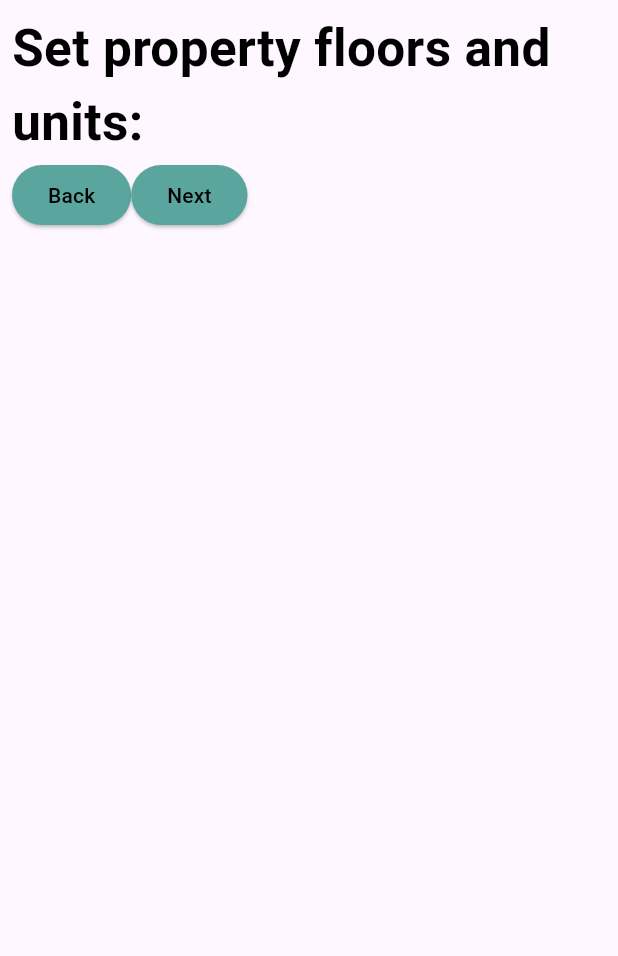
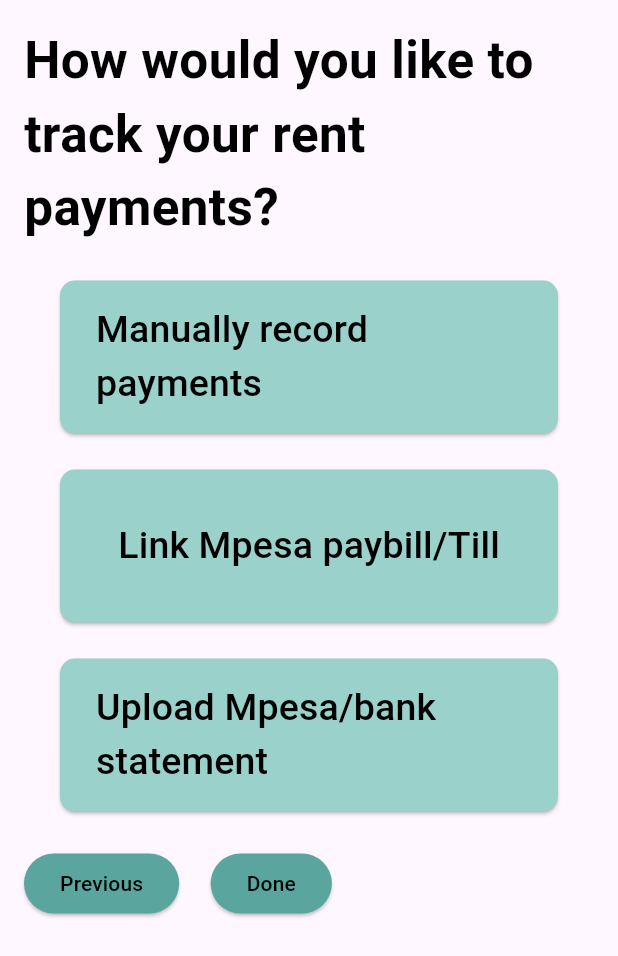
Before and after one commit to Ngambiann/Fealtyy, a Flutter app: the PropertyUnits screen opened directly, after a tap on "Next", on a phone screen of 412 x 824 dp. Shown: the top 956 px of the screen. Run offline on Flutter 3.47's test engine with Material 3 defaults, Android fonts, the phone set to English and light mode, and no system bars; our stand-ins replace flutter_screenutil, phosphor_flutter.

Commit message:
payment options page

```diff
--- a/lib/components/buttons/setupbuttons.dart
+++ b/lib/components/buttons/setupbuttons.dart
@@ -30,7 +30,7 @@ class Previousbutton extends StatelessWidget {
   const Previousbutton({
     super.key,
     required this.onPressed,
-    required this.buttonname
+    required this.buttonname,
   });
 
   @override
@@ -46,3 +46,36 @@ class Previousbutton extends StatelessWidget {
     );
   }
 }
+
+class Paymentoptions extends StatelessWidget {
+  final String buttonname;
+  final VoidCallback onPressed;
+  const Paymentoptions({
+    super.key,
+    required this.onPressed,
+    required this.buttonname,
+  });
+
+  @override
+  Widget build(BuildContext context) {
+    return SizedBox(
+      width: 332,
+      height: 102,
+      child: ElevatedButton(
+        onPressed: onPressed,
+        style:ButtonStyle(
+          backgroundColor: WidgetStatePropertyAll(
+            Color.fromARGB(255, 155, 209, 203),
+          ),
+          shape: WidgetStatePropertyAll(
+  RoundedRectangleBorder(
+    borderRadius: BorderRadius.circular(10),
+  ),
+),
+        ),
+
+        child: Text(buttonname, style: const TextStyle(color: Colors.black,fontSize:25 )),
+      ),
+    );
+  }
+}
--- /dev/null
+++ b/lib/pages/setuppages/payment_tracking.dart
@@ -0,0 +1,76 @@
+import 'package:fealty_app/components/buttons/setupbuttons.dart';
+import 'package:fealty_app/components/texts/setuptexts.dart';
+import 'package:fealty_app/pages/mainpages/homepage.dart';
+import 'package:fealty_app/pages/setuppages/property_units.dart';
+import 'package:flutter/material.dart';
+
+class PaymentTrackingOptions extends StatefulWidget {
+  const PaymentTrackingOptions({super.key});
+
+  @override
+  State<PaymentTrackingOptions> createState() => _PaymentTrackingOptionsState();
+}
+
+class _PaymentTrackingOptionsState extends State<PaymentTrackingOptions> {
+  @override
+  Widget build(BuildContext context) {
+    return Scaffold(
+      body: Container(
+        padding: EdgeInsets.all(16),
+        child: ListView(
+          children: [
+            Column(
+              children: [
+                SetupHeaders(
+                  textcontent:
+                      "How would you like to track your rent payments?",
+                ),
+                SizedBox(height: 24),
+                Paymentoptions(
+                  onPressed: () {},
+                  buttonname: "Manually record payments",
+                ),
+                SizedBox(height: 24),
+                Paymentoptions(
+                  onPressed: () {},
+                  buttonname: "Link Mpesa paybill/Till",
+                ),
+                SizedBox(height: 24),
+                Paymentoptions(
+                  onPressed: () {},
+                  buttonname: "Upload Mpesa/bank statement",
+                ),
+                SizedBox(height: 24),
+                Row(
+                  children: [
+                     Previousbutton(
+                      onPressed: () {
+                        Navigator.of(context).push(
+                          MaterialPageRoute(
+                            builder: (context) => const PropertyUnits(),
+                          ),
+                        );
+                      },
+                      buttonname: "Previous",
+                    ),
+                    SizedBox(width: 21),
+                    ContinueButton(
+                      onPressed: () {
+                        Navigator.of(context).push(
+                          MaterialPageRoute(
+                            builder: (context) => const Homepage(),
+                          ),
+                        );
+                      },
+                      buttonname: "Done",
+                    ),
+                  ],
+                ),
+              ],
+            ),
+          ],
+        ),
+      ),
+    );
+  }
+}
--- a/lib/pages/setuppages/property_units.dart
+++ b/lib/pages/setuppages/property_units.dart
@@ -1,5 +1,6 @@
 import 'package:fealty_app/components/buttons/setupbuttons.dart';
 import 'package:fealty_app/components/texts/setuptexts.dart';
+import 'package:fealty_app/pages/setuppages/payment_tracking.dart';
 import 'package:fealty_app/pages/setuppages/property_setup.dart';
 import 'package:flutter/material.dart';
 
@@ -38,7 +39,7 @@ class _PropertyUnitsState extends State<PropertyUnits> {
                   onPressed: () {
                     Navigator.of(context).push(
                       MaterialPageRoute(
-                        builder: (context) => const PropertyUnits(),
+                        builder: (context) => const PaymentTrackingOptions(),
                       ),
                     );
                   },
```
